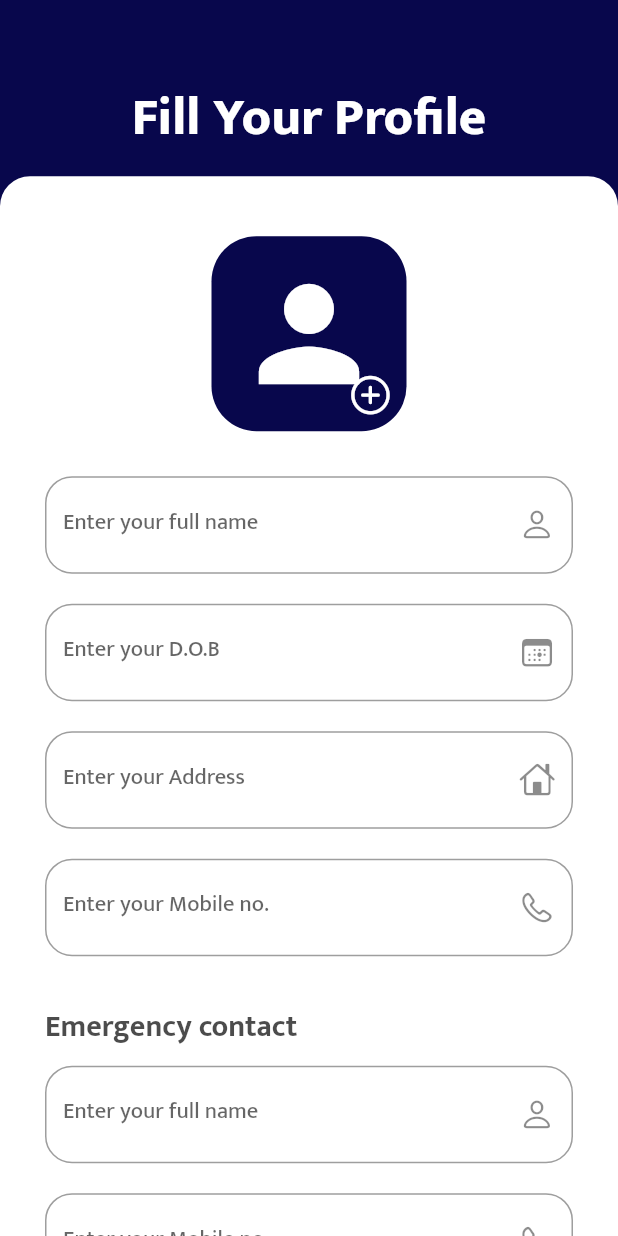
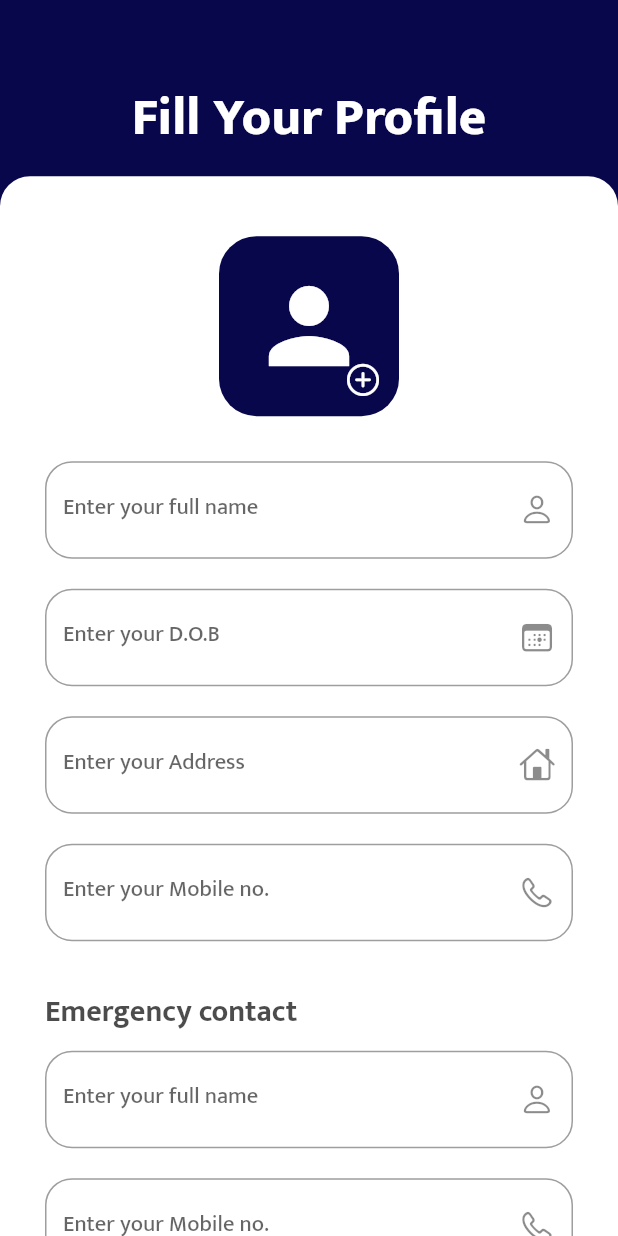
Before and after one commit to ShivamPundir12/ND_Fitness-new, a Flutter app: the screen it shows after launch, on a phone screen of 412 x 824 dp. Run offline on Flutter 3.47's test engine with Material 2 defaults, Android fonts, the phone set to English and light mode, and no system bars; our stand-ins replace cloud_firestore, firebase_auth, firebase_core, firebase_storage, flutter_secure_storage, flutter_svg and 2 more; accounts and stored records are empty.

Commit message:
profile 23-04-23

```diff
--- a/lib/screens/info/profilecontroller/profile.dart
+++ b/lib/screens/info/profilecontroller/profile.dart
@@ -119,14 +119,17 @@ class _ProfileState extends State<Profile> {
                             SizedBox(
                               height: 40,
                             ),
-                            Stack(alignment: Alignment.bottomRight, children: [
+                            InkWell(
+                              onTap: () {
+                                provider.pickImage(context);
+                              },
+                              child: Stack(alignment: Alignment.bottomRight, children: [
                                 Container(
-                                clipBehavior: Clip.antiAlias,
-                                height: 130,
-                                width: 130,
+                                  height: 120,
+                                  width: 120,
                                   child: provider.image == null
                                       ? Icon(Icons.person,
-                                        color: text_color2, size: 100)
+                                          color: text_color2, size: 80)
                                       : Image.file(
                                           File(provider.image!.path).absolute,
                                           fit: BoxFit.cover,
@@ -143,18 +146,17 @@ class _ProfileState extends State<Profile> {
                                   decoration: BoxDecoration(
                                       color: background_color,
                                       shape: BoxShape.rectangle,
-                                    borderRadius: BorderRadius.circular(30)),
+                                      borderRadius: BorderRadius.circular(25)),
                                 ),
-                              Container(
-                                child: IconButton(
+                                IconButton(
                                     onPressed: () {
                                       provider.pickImage(context);
                                     },
                                     icon: Icon(CupertinoIcons.plus_circled),
                                     color: Colors.white,
-                                    iconSize: 30),
+                                    iconSize: 25),
+                              ]),
                             ),
-                            ]),
                             SizedBox(
                               height: 30,
                             ),
```
Lines whose indentation alone changed are shown as unchanged.
